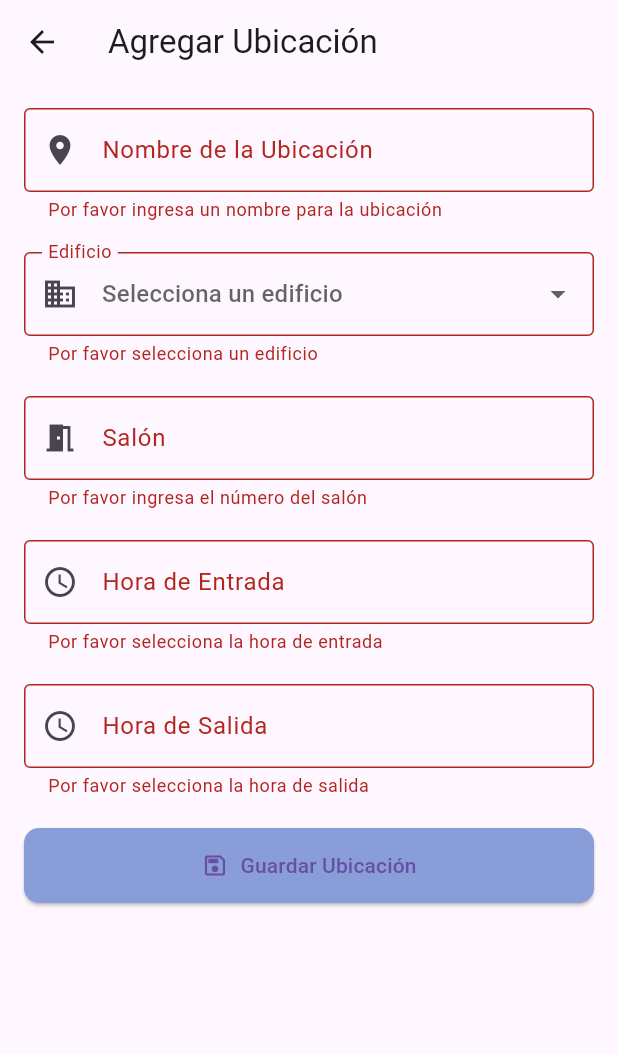
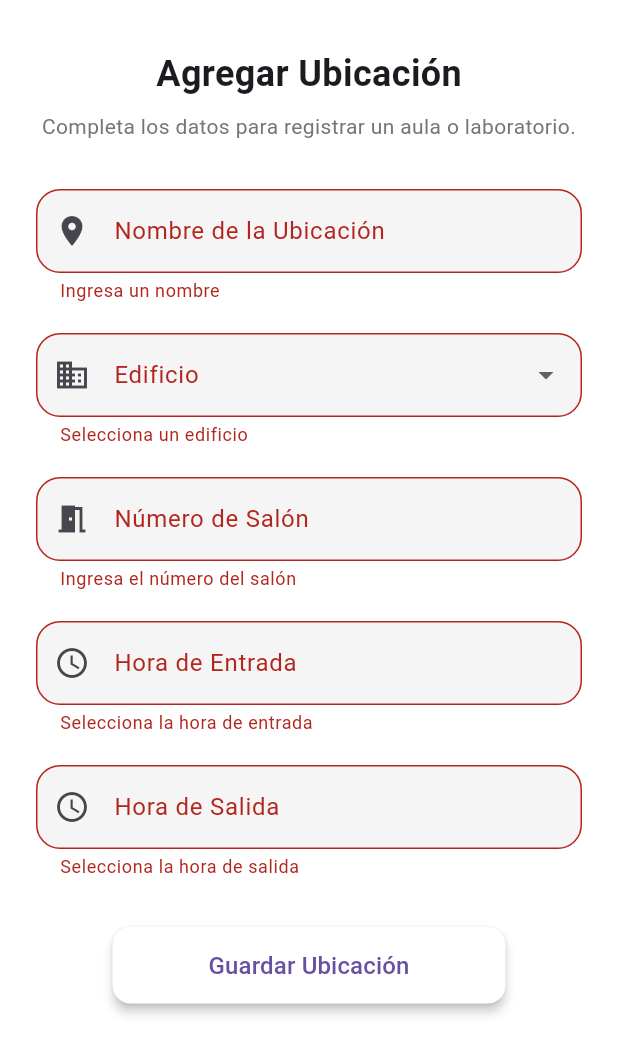
Before and after one commit to tatanardila99/recognitionApp, a Flutter app: the AddLocationScreen screen opened directly, after a tap on "Guardar Ubicación", on a phone screen of 412 x 824 dp. Shown: the top 1054 px of the screen. Run offline on Flutter 3.47's test engine with Material 3 defaults, Android fonts, the phone set to English and light mode, and no system bars; our stand-ins replace camera, flutter_styled_toast, google_fonts; missing offline and left inert: face_camera, google_ml_kit; accounts and stored records are empty.

Commit message:
Updating of teacher user screens.

```diff
--- a/lib/screens/teacher/add_location_screen.dart
+++ b/lib/screens/teacher/add_location_screen.dart
@@ -1,5 +1,5 @@
 import 'package:flutter/material.dart';
-import '../../services/service.dart'; // Asegúrate de que esta ruta sea correcta
+import '../../services/service.dart';
 
 class AddLocationScreen extends StatefulWidget {
   @override
@@ -10,7 +10,6 @@
   final _formKey = GlobalKey<FormState>();
   final BackendService _backendService = BackendService();
 
-
   final _locationNameController = TextEditingController();
   final _salonController = TextEditingController();
 
@@ -18,13 +17,12 @@
   TimeOfDay? _selectedHoraEntrada;
   TimeOfDay? _selectedHoraSalida;
 
-
   final Map<String, String> _edificioOptions = {
     'A': 'Edificio A',
     'B': 'Edificio B',
     'C': 'Edificio C',
     'D': 'Edificio D',
-    'E': 'Edificio E', // Puedes añadir más según necesites
+    'E': 'Edificio E',
   };
 
   @override
@@ -34,20 +32,24 @@
     super.dispose();
   }
 
-
-  Future<void> _selectTime(BuildContext context, {required bool isEntrada}) async {
+  Future<void> _selectTime(
+    BuildContext context, {
+    required bool isEntrada,
+  }) async {
     final TimeOfDay? picked = await showTimePicker(
       context: context,
-      initialTime: isEntrada
+      initialTime:
+          isEntrada
               ? (_selectedHoraEntrada ?? TimeOfDay.now())
               : (_selectedHoraSalida ?? TimeOfDay.now()),
-      builder: (BuildContext context, Widget? child) {
+      builder: (context, child) {
         return MediaQuery(
           data: MediaQuery.of(context).copyWith(alwaysUse24HourFormat: true),
           child: child!,
         );
       },
     );
+
     if (picked != null) {
       setState(() {
         if (isEntrada) {
@@ -63,56 +65,35 @@
     if (_formKey.currentState!.validate()) {
       final locationName = _locationNameController.text;
       final edificio = _selectedEdificio;
-      final salon = int.tryParse(_salonController.text); // Convertir a int
+      final salon = int.tryParse(_salonController.text);
       final horaEntrada = _selectedHoraEntrada;
       final horaSalida = _selectedHoraSalida;
 
-
-      if (edificio == null) {
+      if (edificio == null ||
+          horaEntrada == null ||
+          horaSalida == null ||
+          salon == null) {
         ScaffoldMessenger.of(context).showSnackBar(
-          SnackBar(content: Text('Por favor selecciona un edificio')),
-        );
-        return;
-      }
-      if (horaEntrada == null) {
-        ScaffoldMessenger.of(context).showSnackBar(
-          SnackBar(content: Text('Por favor selecciona una hora de entrada')),
-        );
-        return;
-      }
-      if (horaSalida == null) {
-        ScaffoldMessenger.of(context).showSnackBar(
-          SnackBar(content: Text('Por favor selecciona una hora de salida')),
-        );
-        return;
-      }
-      if (salon == null) {
-        ScaffoldMessenger.of(context).showSnackBar(
-          SnackBar(content: Text('Por favor ingresa un número de salón válido')),
+          SnackBar(content: Text('Por favor completa todos los campos')),
         );
         return;
       }
 
-      print('Nombre de la ubicación: $locationName');
-      print('Edificio: $edificio');
-      print('Salón: $salon');
-      print('Hora Entrada: ${horaEntrada.format(context)}');
-      print('Hora Salida: ${horaSalida.format(context)}');
-
-
-      bool res = await _backendService.addLocation({
+      final res = await _backendService.addLocation({
         'name': locationName,
         'edificio': edificio,
         'salon': salon,
-        'hora_entrada': '${horaEntrada.hour.toString().padLeft(2, '0')}:${horaEntrada.minute.toString().padLeft(2, '0')}:00',
-        'hora_salida': '${horaSalida.hour.toString().padLeft(2, '0')}:${horaSalida.minute.toString().padLeft(2, '0')}:00',
+        'hora_entrada':
+            '${horaEntrada.hour.toString().padLeft(2, '0')}:${horaEntrada.minute.toString().padLeft(2, '0')}:00',
+        'hora_salida':
+            '${horaSalida.hour.toString().padLeft(2, '0')}:${horaSalida.minute.toString().padLeft(2, '0')}:00',
       });
 
       if (res) {
         Navigator.of(context).pop(locationName);
       } else {
         ScaffoldMessenger.of(context).showSnackBar(
-          SnackBar(content: Text('Error al guardar la ubicación. Intenta de nuevo.')),
+          SnackBar(content: Text('Error al guardar la ubicación')),
         );
       }
     }
@@ -120,141 +101,137 @@
 
   @override
   Widget build(BuildContext context) {
+    final inputDecoration =
+        (String label, IconData icon) => InputDecoration(
+          labelText: label,
+          border: OutlineInputBorder(borderRadius: BorderRadius.circular(16)),
+          filled: true,
+          fillColor: Colors.grey[100],
+          prefixIcon: Icon(icon),
+        );
+
     return Scaffold(
-      appBar: AppBar(
-        title: Text('Agregar Ubicación'),
-      ),
-      body: SingleChildScrollView(
-        padding: const EdgeInsets.all(16.0),
+      backgroundColor: Colors.white,
+      body: SafeArea(
+        child: SingleChildScrollView(
+          padding: const EdgeInsets.symmetric(horizontal: 24.0, vertical: 32.0),
           child: Form(
             key: _formKey,
             child: Column(
-            crossAxisAlignment: CrossAxisAlignment.stretch,
-            children: <Widget>[
+              children: [
+                // Header
+                Column(
+                  children: [
+                    Text(
+                      'Agregar Ubicación',
+                      style: TextStyle(
+                        fontSize: 24,
+                        fontWeight: FontWeight.bold,
+                      ),
+                    ),
+                    const SizedBox(height: 8),
+                    Text(
+                      'Completa los datos para registrar un aula o laboratorio.',
+                      style: TextStyle(fontSize: 14, color: Colors.grey[600]),
+                      textAlign: TextAlign.center,
+                    ),
+                  ],
+                ),
+                const SizedBox(height: 32),
 
                 TextFormField(
                   controller: _locationNameController,
-                decoration: InputDecoration(
-                  labelText: 'Nombre de la Ubicación',
-                  hintText: 'Ej: Laboratorio de Física',
-                  border: OutlineInputBorder(),
-                  prefixIcon: Icon(Icons.location_on),
+                  decoration: inputDecoration(
+                    'Nombre de la Ubicación',
+                    Icons.location_on,
                   ),
-                validator: (value) {
-                  if (value == null || value.isEmpty) {
-                    return 'Por favor ingresa un nombre para la ubicación';
-                  }
-                  return null;
-                },
+                  validator:
+                      (value) => value!.isEmpty ? 'Ingresa un nombre' : null,
                 ),
-              SizedBox(height: 20),
+                const SizedBox(height: 20),
 
-              // Selector de Edificio
                 DropdownButtonFormField<String>(
                   value: _selectedEdificio,
-                decoration: InputDecoration(
-                  labelText: 'Edificio',
-                  border: OutlineInputBorder(),
-                  prefixIcon: Icon(Icons.business),
-                ),
-                hint: Text('Selecciona un edificio'),
-                items: _edificioOptions.entries.map((MapEntry<String, String> entry) {
-                  return DropdownMenuItem<String>(
+                  decoration: inputDecoration('Edificio', Icons.business),
+                  items:
+                      _edificioOptions.entries
+                          .map(
+                            (entry) => DropdownMenuItem(
                               value: entry.key,
                               child: Text(entry.value),
-                  );
-                }).toList(),
-                onChanged: (String? newValue) {
-                  setState(() {
-                    _selectedEdificio = newValue;
-                  });
-                },
-                validator: (value) {
-                  if (value == null || value.isEmpty) {
-                    return 'Por favor selecciona un edificio';
-                  }
-                  return null;
-                },
                             ),
-              SizedBox(height: 20),
-
+                          )
+                          .toList(),
+                  onChanged: (val) => setState(() => _selectedEdificio = val),
+                  validator:
+                      (value) =>
+                          value == null ? 'Selecciona un edificio' : null,
+                ),
+                const SizedBox(height: 20),
 
                 TextFormField(
                   controller: _salonController,
                   keyboardType: TextInputType.number,
-                decoration: InputDecoration(
-                  labelText: 'Salón',
-                  hintText: 'Ej: 101, 205',
-                  border: OutlineInputBorder(),
-                  prefixIcon: Icon(Icons.meeting_room),
+                  decoration: inputDecoration(
+                    'Número de Salón',
+                    Icons.meeting_room,
                   ),
                   validator: (value) {
-                  if (value == null || value.isEmpty) {
-                    return 'Por favor ingresa el número del salón';
-                  }
-                  if (int.tryParse(value) == null) {
-                    return 'Por favor ingresa un número válido';
-                  }
+                    if (value == null || value.isEmpty)
+                      return 'Ingresa el número del salón';
+                    if (int.tryParse(value) == null)
+                      return 'Debe ser un número válido';
                     return null;
                   },
                 ),
-              SizedBox(height: 20),
-
+                const SizedBox(height: 20),
 
                 GestureDetector(
                   onTap: () => _selectTime(context, isEntrada: true),
                   child: AbsorbPointer(
                     child: TextFormField(
                       readOnly: true,
-                    controller: TextEditingController(
-                      text: _selectedHoraEntrada == null
-                          ? ''
-                          : _selectedHoraEntrada!.format(context),
+                      decoration: inputDecoration(
+                        'Hora de Entrada',
+                        Icons.access_time,
+                      ).copyWith(
+                        hintText:
+                            _selectedHoraEntrada?.format(context) ??
+                            'Selecciona la hora',
                       ),
-                    decoration: InputDecoration(
-                      labelText: 'Hora de Entrada',
-                      hintText: 'Selecciona la hora de entrada',
-                      border: OutlineInputBorder(),
-                      prefixIcon: Icon(Icons.access_time),
-                    ),
-                    validator: (value) {
-                      if (_selectedHoraEntrada == null) {
-                        return 'Por favor selecciona la hora de entrada';
-                      }
-                      return null;
-                    },
+                      validator:
+                          (value) =>
+                              _selectedHoraEntrada == null
+                                  ? 'Selecciona la hora de entrada'
+                                  : null,
                     ),
                   ),
                 ),
-              SizedBox(height: 20),
-
+                const SizedBox(height: 20),
 
                 GestureDetector(
                   onTap: () => _selectTime(context, isEntrada: false),
                   child: AbsorbPointer(
                     child: TextFormField(
                       readOnly: true,
-                    controller: TextEditingController(
-                      text: _selectedHoraSalida == null
-                          ? ''
-                          : _selectedHoraSalida!.format(context),
-                    ),
-                    decoration: InputDecoration(
-                      labelText: 'Hora de Salida',
-                      hintText: 'Selecciona la hora de salida',
-                      border: OutlineInputBorder(),
-                      prefixIcon: Icon(Icons.access_time),
+                      decoration: inputDecoration(
+                        'Hora de Salida',
+                        Icons.access_time,
+                      ).copyWith(
+                        hintText:
+                            _selectedHoraSalida?.format(context) ??
+                            'Selecciona la hora',
                       ),
                       validator: (value) {
-                      if (_selectedHoraSalida == null) {
-                        return 'Por favor selecciona la hora de salida';
-                      }
-                      // Opcional: Validar que la hora de salida sea posterior a la de entrada
-                      if (_selectedHoraEntrada != null && _selectedHoraSalida != null) {
-                        final entradaMinutes = _selectedHoraEntrada!.hour * 60 + _selectedHoraEntrada!.minute;
-                        final salidaMinutes = _selectedHoraSalida!.hour * 60 + _selectedHoraSalida!.minute;
-                        if (salidaMinutes <= entradaMinutes) {
-                          return 'La hora de salida debe ser posterior a la de entrada';
+                        if (_selectedHoraSalida == null)
+                          return 'Selecciona la hora de salida';
+                        if (_selectedHoraEntrada != null) {
+                          final entrada = _selectedHoraEntrada!;
+                          final salida = _selectedHoraSalida!;
+                          final entradaMin = entrada.hour * 60 + entrada.minute;
+                          final salidaMin = salida.hour * 60 + salida.minute;
+                          if (salidaMin <= entradaMin) {
+                            return 'La salida debe ser posterior a la entrada';
                           }
                         }
                         return null;
@@ -262,25 +239,33 @@
                     ),
                   ),
                 ),
-              SizedBox(height: 20),
+                const SizedBox(height: 32),
 
-              // Botón Guardar Ubicación
-              ElevatedButton.icon(
+                ElevatedButton(
                   onPressed: _saveLocation,
-                icon: Icon(Icons.save_outlined),
-                label: Text('Guardar Ubicación'),
+                  child: Padding(
+                    padding: const EdgeInsets.symmetric(
+                      vertical: 14.0,
+                      horizontal: 40.0,
+                    ),
+                    child: Text(
+                      'Guardar Ubicación',
+                      style: TextStyle(fontSize: 16),
+                    ),
+                  ),
                   style: ElevatedButton.styleFrom(
-                  backgroundColor: Color(0xFF899DD9),
-                  padding: const EdgeInsets.symmetric(vertical: 15.0),
+                    backgroundColor: Color.fromARGB(255, 255, 255, 255),
                     shape: RoundedRectangleBorder(
-                    borderRadius: BorderRadius.circular(10.0),
+                      borderRadius: BorderRadius.circular(12),
                     ),
+                    elevation: 3,
                   ),
                 ),
               ],
             ),
           ),
         ),
+      ),
     );
   }
 }
--- a/lib/services/service.dart
+++ b/lib/services/service.dart
@@ -10,10 +10,13 @@
 
 class BackendService {
   //final String _baseUrl = 'http://10.0.2.2:3000/api'; // emulador
-  final String _baseUrl = 'http://192.168.1.8:3000/api';   // fisico
+  final String _baseUrl = 'http://192.168.1.11:3000/api'; // fisico
   final http.Client _httpClient = http.Client();
 
-  Future<Map<String, dynamic>> _put(String endpoint, Map<String, dynamic> data) async {
+  Future<Map<String, dynamic>> _put(
+    String endpoint,
+    Map<String, dynamic> data,
+  ) async {
     final response = await _httpClient.put(
       Uri.parse('$_baseUrl/$endpoint'),
       headers: {'Content-Type': 'application/json'},
@@ -24,7 +27,9 @@
       return json.decode(response.body);
     } else {
       final errorBody = json.decode(response.body);
-      throw Exception('Failed to update data: ${response.statusCode} - ${errorBody['message'] ?? response.body}');
+      throw Exception(
+        'Failed to update data: ${response.statusCode} - ${errorBody['message'] ?? response.body}',
+      );
     }
   }
 
@@ -67,7 +72,9 @@
         return true;
       } else {
         print('Error en el registro. Código: ${response.statusCode}');
-        print('Cuerpo de la respuesta: ${await response.stream.bytesToString()}');
+        print(
+          'Cuerpo de la respuesta: ${await response.stream.bytesToString()}',
+        );
         return false;
       }
     } catch (error) {
@@ -76,7 +83,10 @@
     }
   }
 
-  Future<Map<String, dynamic>?> sendDataLogin(String email, String password) async {
+  Future<Map<String, dynamic>?> sendDataLogin(
+    String email,
+    String password,
+  ) async {
     final Uri uri = Uri.parse('$_baseUrl/access-list');
 
     try {
@@ -109,15 +119,16 @@
     }
   }
 
-  Future<Map<String, dynamic>?> validateAccess(File image, String locationId) async {
+  Future<Map<String, dynamic>?> validateAccess(
+    File image,
+    String locationId,
+  ) async {
     final Uri uri = Uri.parse('$_baseUrl/validate-access');
 
     try {
       var request = http.MultipartRequest('POST', uri);
 
-
       request.files.add(await http.MultipartFile.fromPath('image', image.path));
-
 
       request.fields['ubicacion_id'] = locationId;
 
@@ -129,9 +140,8 @@
         print('Image and location sent successfully. Access granted.');
         String? userName = data['user'];
         double? similarity = data['similarity'];
-        return {'username': userName, 'similarity': similarity };
+        return {'username': userName, 'similarity': similarity};
       } else {
-
         final responseBody = await response.stream.bytesToString();
         print('Error sending image: ${response.statusCode}');
         print('Response body: $responseBody'); // Log the error detail
@@ -175,7 +185,8 @@
       if (response.statusCode == 200) {
         final Map<String, dynamic> responseBody = jsonDecode(response.body);
 
-        List<dynamic> jsonList = responseBody['locations'] as List<dynamic>? ?? [];
+        List<dynamic> jsonList =
+            responseBody['locations'] as List<dynamic>? ?? [];
         return jsonList.map((json) => Location.fromJson(json)).toList();
       } else {
         print('Error al obtener ubicaciones: ${response.statusCode}');
@@ -186,7 +197,6 @@
       return [];
     }
   }
-
 
   Future<Map<String, dynamic>?> getLocationBYId(int id) async {
     final Uri uri = Uri.parse('$_baseUrl/get-location-by-id/$id');
@@ -225,7 +235,9 @@
         return json.decode(response.body);
       } else {
         final errorBody = json.decode(response.body);
-        throw Exception('Failed to update user: ${response.statusCode} - ${errorBody['message'] ?? response.body}');
+        throw Exception(
+          'Failed to update user: ${response.statusCode} - ${errorBody['message'] ?? response.body}',
+        );
       }
     } catch (e) {
       rethrow;
@@ -237,9 +249,7 @@
     String currentPassword,
     String newPassword,
   ) async {
-
     final String endpoint = 'update-user/$userId';
-
 
     final Map<String, dynamic> data = {
       'currentPassword': currentPassword,
@@ -253,5 +263,4 @@
       rethrow;
     }
   }
-
 }
```
Also changed, not shown: lib/screens/teacher/home_professor.dart (+95 -79 lines). Lines whose indentation alone changed are shown as unchanged.
